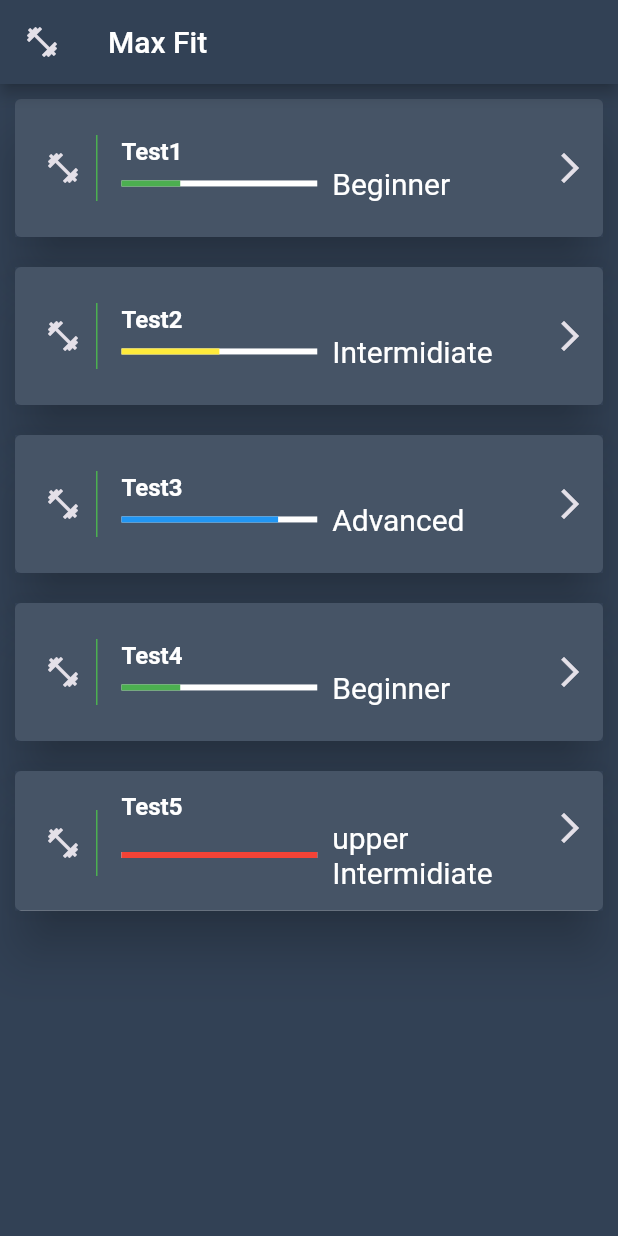
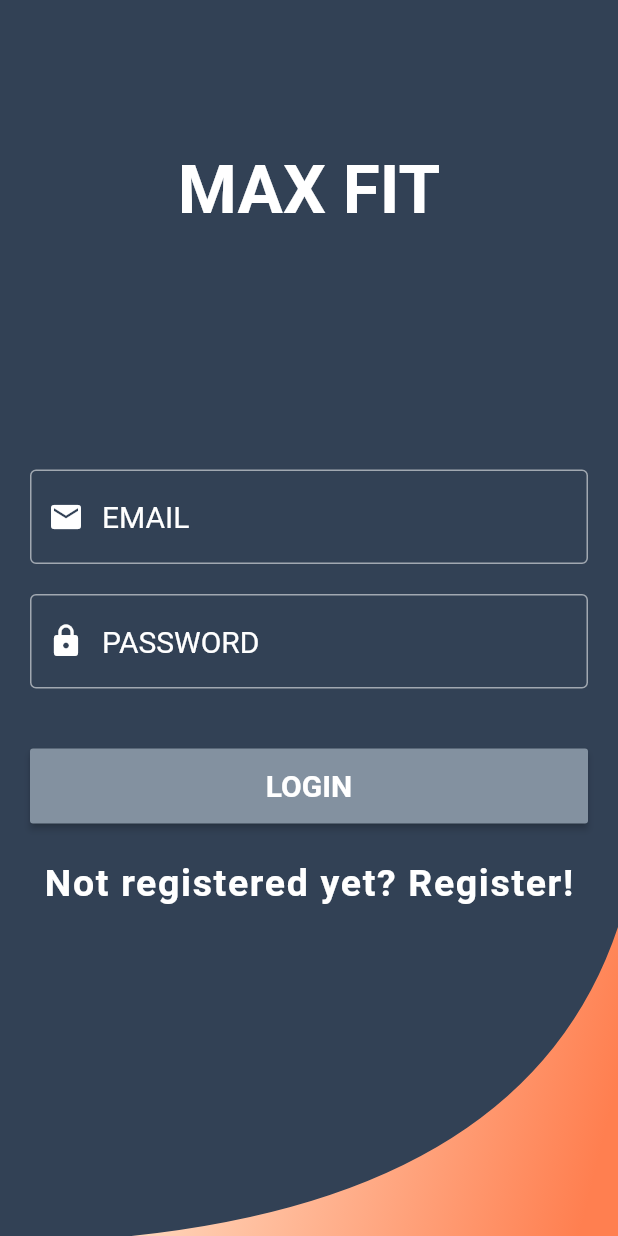
Before and after one commit to Ariatar/FlutterAppar, a Flutter app: the screen it shows after launch, on a phone screen of 412 x 824 dp. Run offline on Flutter 3.47's test engine with Material 2 defaults, Android fonts, the phone set to English and light mode, and no system bars.

Commit message:
registration and login form

```diff
--- a/lib/main.dart
+++ b/lib/main.dart
@@ -1,5 +1,6 @@
-import 'package:fitnessapp/styleguide/colors.dart';
-import 'package:fitnessapp/workout.dart';
+import 'package:fitnessapp/pages/auth.dart';
+import 'package:fitnessapp/pages/home.dart';
+
 import 'package:flutter/material.dart';
 
 void main() => runApp(MaxFitApp());
@@ -12,152 +13,7 @@ class MaxFitApp extends StatelessWidget {
       theme: ThemeData(
         primaryColor: Color.fromRGBO(50, 65, 85, 1),
       ),
-      home: HomePage(),
+      home: Authorizationpage(),
     );
   }
 }
-
-class HomePage extends StatelessWidget {
-  @override
-  Widget build(BuildContext context) {
-    return Container(
-      child: Scaffold(
-        backgroundColor: Theme.of(context).primaryColor,
-        appBar: AppBar(
-          title: Text('Max Fit'),
-          leading: Icon(
-            Icons.fitness_center,
-            color: iconColor,
-          ),
-        ),
-        body: WorkoutsList(),
-      ),
-    );
-  }
-}
-
-class WorkoutsList extends StatelessWidget {
-  WorkoutsList({Key key}) : super(key: key);
-
-  final workouts = <Workout>[
-    Workout(
-        author: 'Alex',
-        description: 'Test Workout1',
-        level: "Beginner",
-        title: "Test1"),
-    Workout(
-        author: 'Alita',
-        description: 'Test Workout2',
-        level: "Intermidiate",
-        title: "Test2"),
-    Workout(
-        author: 'Piter Quill',
-        description: 'Test Workout3',
-        level: "Advanced",
-        title: "Test3"),
-    Workout(
-        author: 'Gamora',
-        description: 'Test Workout4',
-        level: "Beginner",
-        title: "Test4"),
-    Workout(
-        author: 'Raketa',
-        description: 'Test Workout5',
-        level: "upper Intermidiate",
-        title: "Test5"),
-  ];
-
-  @override
-  Widget build(BuildContext context) {
-    return Container(
-      child: Container(
-        child: ListView.builder(
-          itemCount: workouts.length,
-          itemBuilder: (context, i) {
-            return Card(
-              elevation: 15,
-              margin: EdgeInsets.all(10),
-              child: Container(
-                decoration:
-                    BoxDecoration(color: Color.fromRGBO(50, 65, 85, 0.9)),
-                child: ListTile(
-                  contentPadding: EdgeInsets.all(10),
-                  leading: Container(
-                    padding: EdgeInsets.all(10),
-                    child: Icon(
-                      Icons.fitness_center,
-                      color: iconColor,
-                    ),
-                    decoration: BoxDecoration(
-                      border: Border(
-                        right: BorderSide(width: 1, color: Colors.green),
-                      ),
-                    ),
-                  ),
-                  title: Text(
-                    workouts[i].title,
-                    style: TextStyle(
-                        color: Colors.white, fontWeight: FontWeight.bold),
-                  ),
-                  trailing: Icon(
-                    Icons.arrow_forward_ios,
-                    color: iconColor,
-                  ),
-                  subtitle: subtitle(
-                    context,
-                    workouts[i],
-                  ),
-                ),
-              ),
-            );
-          },
-        ),
-      ),
-    );
-  }
-}
-
-Widget subtitle(BuildContext context, Workout workout) {
-  var color = Colors.grey;
-  double indicatorlevel = 0;
-
-  switch (workout.level) {
-    case 'Beginner':
-      color = Colors.green;
-      indicatorlevel = 0.3;
-      break;
-    case 'Intermidiate':
-      color = Colors.yellow;
-      indicatorlevel = 0.5;
-      break;
-    case 'upper Intermidiate':
-      color = Colors.red;
-      indicatorlevel = 1;
-      break;
-    case 'Advanced':
-      color = Colors.blue;
-      indicatorlevel = 0.8;
-      break;
-  }
-  return Row(
-    children: <Widget>[
-      Expanded(
-        flex: 2,
-        child: LinearProgressIndicator(
-          backgroundColor: Colors.white,
-          value: indicatorlevel,
-          valueColor: AlwaysStoppedAnimation(color),
-        ),
-      ),
-      SizedBox(width: 10),
-      Expanded(
-        flex: 2,
-        child: Text(
-          workout.level,
-          style: TextStyle(color: Colors.white, fontSize: 20),
-        ),
-      )
-      // Expanded(child: null, flex: 3)
-    ],
-  );
-}
--- /dev/null
+++ b/lib/pages/auth.dart
@@ -0,0 +1,221 @@
+import 'package:fitnessapp/styleguide/colors.dart';
+import 'package:fitnessapp/styleguide/text_style.dart';
+import 'package:flutter/material.dart';
+
+class Authorizationpage extends StatefulWidget {
+  @override
+  _AuthorizationpageState createState() => _AuthorizationpageState();
+}
+
+class _AuthorizationpageState extends State<Authorizationpage> {
+  // переменные
+  TextEditingController _emailController = TextEditingController();
+  TextEditingController _passwordController = TextEditingController();
+
+  String _email;
+  String _passwrod;
+  bool showLogin = true;
+
+  @override
+  Widget build(BuildContext context) {
+    Widget _logo() {
+      return Padding(
+        padding: EdgeInsets.only(top: 100),
+        child: Container(
+          child: Align(
+            child: Text(
+              'MAX FIT',
+              style: TextStyle(
+                  fontSize: 45,
+                  color: Colors.white,
+                  fontWeight: FontWeight.bold),
+            ),
+          ),
+        ),
+      );
+    }
+
+    Widget _input(
+        Icon icon, String, TextEditingController controller, bool obsecure) {
+      return Container(
+        padding: EdgeInsets.only(left: 20, right: 20),
+        child: TextField(
+          controller: controller,
+          obscureText:
+              obsecure, // параметр конролирует звездочки во время ввода пароля ******
+          style:
+              whiteSubHeadingTextStyle, // переменная которая хранит все параметры ее...
+          decoration: InputDecoration(
+            hintStyle: whiteSubHeadingTextStyle,
+            hintText: String,
+            focusedBorder: OutlineInputBorder(
+              // когда мы наводим фокус на бордер писать етот параметр
+              borderSide: BorderSide(color: Colors.white, width: 3),
+            ),
+            enabledBorder: OutlineInputBorder(
+              // убираем фокус с бордера
+              borderSide: BorderSide(color: Colors.white54, width: 1),
+            ),
+            prefixIcon: Padding(
+              padding: EdgeInsets.only(left: 10, right: 10),
+              child: IconTheme(
+                data: IconThemeData(color: Colors.white),
+                child: icon,
+              ),
+            ),
+            // переменная которая хранит все параметры ее... styleguide papka
+          ),
+        ),
+      );
+    }
+
+    Widget _button(String text, func()) {
+      return RaisedButton(
+        onPressed: () {
+          func();
+        },
+        splashColor: Colors.red, // эффект при нажатии на баттон
+        highlightColor: Theme.of(context).primaryColor,
+        color: buttonColor,
+        child: Text(
+          text,
+          style: buttonNameStyle,
+        ),
+      );
+    }
+
+    Widget _form(String label, void func()) {
+      return Container(
+        child: Column(
+          children: <Widget>[
+            Padding(
+              padding: EdgeInsets.only(bottom: 20, top: 10),
+              child:
+                  _input(Icon(Icons.email), 'EMAIL', _emailController, false),
+            ),
+            Padding(
+              padding: EdgeInsets.only(
+                bottom: 20,
+              ),
+              child: _input(
+                  Icon(Icons.lock), 'PASSWORD', _passwordController, true),
+            ),
+            SizedBox(
+              height: 20,
+            ),
+            Padding(
+              padding: EdgeInsets.only(left: 20, right: 20, bottom: 10),
+              child: Container(
+                height: 50,
+                width: MediaQuery.of(context).size.width,
+                child: _button(label, func),
+              ),
+            ),
+          ],
+        ),
+      );
+    }
+
+    void _buttonActions() {
+      // функция которая запоминает текст из инпутов потом очищает их
+      _email = _emailController.text;
+      _passwrod = _passwordController.text;
+
+      _emailController.clear();
+      _passwordController.clear();
+    }
+
+    Widget _buttonWave() {
+      // прикольная анимашка внизу позначил что от не *****************
+      return Expanded(
+        child: Align(
+          child: ClipPath(
+            child: Container(
+              decoration: BoxDecoration(
+                gradient: LinearGradient(
+                  begin: Alignment.topLeft,
+                  colors: [
+                    const Color(0xFFFFFFEE),
+                    const Color(0xFFFF7F50)
+                  ], // whitish to gray
+                ),
+              ),
+              height: 500,
+            ),
+            clipper: BottomWaveClipper(),
+          ),
+          alignment: Alignment.bottomCenter,
+        ),
+      );
+    }
+
+    return Scaffold(
+      backgroundColor: Theme.of(context).primaryColor,
+      body: Column(
+        children: <Widget>[
+          _logo(),
+          SizedBox(
+            height: 150,
+          ),
+          (showLogin
+              ? Column(
+                  children: <Widget>[
+                    _form('LOGIN', _buttonActions),
+                    Padding(
+                      padding: EdgeInsets.all(15),
+                      child: GestureDetector(
+                        child: Text('Not registered yet? Register!',
+                            style: headingTextStyle),
+                        onTap: () {
+                          setState(() {
+                            showLogin = false;
+                          });
+                        },
+                      ),
+                    ),
+                  ],
+                )
+              : Column(
+                  children: <Widget>[
+                    _form('REGISTER', _buttonActions),
+                    Padding(
+                      padding: EdgeInsets.all(15),
+                      child: GestureDetector(
+                        child: Text('already registered? Login!',
+                            style: headingTextStyle),
+                        onTap: () {
+                          setState(() {
+                            showLogin = true;
+                          });
+                        },
+                      ),
+                    ),
+                  ],
+                )),
+          _buttonWave() // *****************
+        ],
+      ),
+    );
+  }
+}
+
+class BottomWaveClipper extends CustomClipper<Path> {
+  // *****************
+  @override
+  Path getClip(Size size) {
+    var path = Path();
+    path.moveTo(size.width, 0.0);
+    path.lineTo(size.width, size.height);
+    path.lineTo(0.0, size.height);
+    path.lineTo(0.0, size.height + 5);
+    var secondControlPoint = Offset(size.width - (size.width / 6), size.height);
+    var secondEndpoint = Offset(size.width, 0.0);
+    path.quadraticBezierTo(secondControlPoint.dx, secondControlPoint.dy,
+        secondEndpoint.dx, secondEndpoint.dy);
+
+    return path;
+  }
+
+  @override
+  bool shouldReclip(CustomClipper<Path> oldClipper) => false;
+}
--- /dev/null
+++ b/lib/pages/home.dart
@@ -0,0 +1,148 @@
+import 'package:flutter/material.dart';
+import 'package:fitnessapp/styleguide/colors.dart';
+import 'package:fitnessapp/workout.dart';
+
+class HomePage extends StatelessWidget {
+  @override
+  Widget build(BuildContext context) {
+    return Container(
+      child: Scaffold(
+        backgroundColor: Theme.of(context).primaryColor,
+        appBar: AppBar(
+          title: Text('Max Fit'),
+          leading: Icon(
+            Icons.fitness_center,
+            color: iconColor,
+          ),
+        ),
+        body: WorkoutsList(),
+      ),
+    );
+  }
+}
+
+class WorkoutsList extends StatelessWidget {
+  WorkoutsList({Key key}) : super(key: key);
+
+  final workouts = <Workout>[
+    Workout(
+        author: 'Alex',
+        description: 'Test Workout1',
+        level: "Beginner",
+        title: "Test1"),
+    Workout(
+        author: 'Alita',
+        description: 'Test Workout2',
+        level: "Intermidiate",
+        title: "Test2"),
+    Workout(
+        author: 'Piter Quill',
+        description: 'Test Workout3',
+        level: "Advanced",
+        title: "Test3"),
+    Workout(
+        author: 'Gamora',
+        description: 'Test Workout4',
+        level: "Beginner",
+        title: "Test4"),
+    Workout(
+        author: 'Raketa',
+        description: 'Test Workout5',
+        level: "upper Intermidiate",
+        title: "Test5"),
+  ];
+
+  @override
+  Widget build(BuildContext context) {
+    return Container(
+      child: Container(
+        child: ListView.builder(
+          itemCount: workouts.length,
+          itemBuilder: (context, i) {
+            return Card(
+              elevation: 15,
+              margin: EdgeInsets.all(10),
+              child: Container(
+                decoration:
+                    BoxDecoration(color: Color.fromRGBO(50, 65, 85, 0.9)),
+                child: ListTile(
+                  contentPadding: EdgeInsets.all(10),
+                  leading: Container(
+                    padding: EdgeInsets.all(10),
+                    child: Icon(
+                      Icons.fitness_center,
+                      color: iconColor,
+                    ),
+                    decoration: BoxDecoration(
+                      border: Border(
+                        right: BorderSide(width: 1, color: Colors.green),
+                      ),
+                    ),
+                  ),
+                  title: Text(
+                    workouts[i].title,
+                    style: TextStyle(
+                        color: Colors.white, fontWeight: FontWeight.bold),
+                  ),
+                  trailing: Icon(
+                    Icons.arrow_forward_ios,
+                    color: iconColor,
+                  ),
+                  subtitle: subtitle(
+                    context,
+                    workouts[i],
+                  ),
+                ),
+              ),
+            );
+          },
+        ),
+      ),
+    );
+  }
+}
+
+Widget subtitle(BuildContext context, Workout workout) {
+  var color = Colors.grey;
+  double indicatorlevel = 0;
+
+  switch (workout.level) {
+    case 'Beginner':
+      color = Colors.green;
+      indicatorlevel = 0.3;
+      break;
+    case 'Intermidiate':
+      color = Colors.yellow;
+      indicatorlevel = 0.5;
+      break;
+    case 'upper Intermidiate':
+      color = Colors.red;
+      indicatorlevel = 1;
+      break;
+    case 'Advanced':
+      color = Colors.blue;
+      indicatorlevel = 0.8;
+      break;
+  }
+  return Row(
+    children: <Widget>[
+      Expanded(
+        flex: 2,
+        child: LinearProgressIndicator(
+          backgroundColor: Colors.white,
+          value: indicatorlevel,
+          valueColor: AlwaysStoppedAnimation(color),
+        ),
+      ),
+      SizedBox(width: 10),
+      Expanded(
+        flex: 2,
+        child: Text(
+          workout.level,
+          style: TextStyle(color: Colors.white, fontSize: 20),
+        ),
+      )
+      // Expanded(child: null, flex: 3)
+    ],
+  );
+}
--- a/lib/styleguide/colors.dart
+++ b/lib/styleguide/colors.dart
@@ -5,6 +5,6 @@ const Color primaryColorOpacity = Color(0xFFFF7F50);
 const Color iconColor = Color(0xFFE4E0E8);
 const Color primaryTextColor = Color(0xFF1A1316);
 const Color secondaryTextColor = Color(0xFF8391A0);
-const Color tertiaryTextColor = Color(0xFFB5ADAC);
+const Color buttonColor = Color(0xFF8391A0);
 final Color greenColor = Colors.green.shade400;
 const Color blueColor = Colors.lightBlueAccent;
--- a/lib/styleguide/text_style.dart
+++ b/lib/styleguide/text_style.dart
@@ -2,18 +2,18 @@ import 'package:flutter/material.dart';
 import 'colors.dart';
 
 final TextStyle headingTextStyle = TextStyle(
-  fontSize: 32.0,
+  fontSize: 25.0,
   color: Colors.white,
   fontWeight: FontWeight.w700,
   letterSpacing: 1.1,
 );
-final TextStyle whiteNameTextStyle = TextStyle(
-  fontSize: 24.0,
+final TextStyle buttonNameStyle = TextStyle(
+  fontSize: 20.0,
   color: Colors.white,
-  fontWeight: FontWeight.w600,
+  fontWeight: FontWeight.bold,
 );
 final TextStyle whiteSubHeadingTextStyle = TextStyle(
-  fontSize: 18.0,
+  fontSize: 20.0,
   color: Colors.white,
   fontWeight: FontWeight.w400,
 );
```
